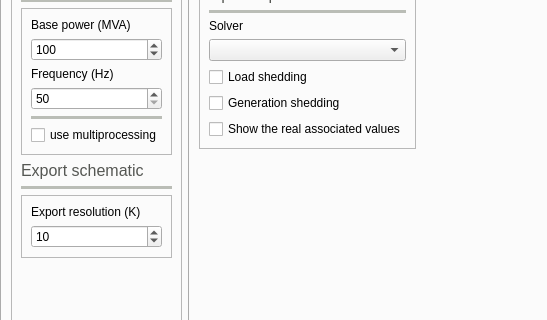
Qt form UnderDevelopment/GridCal/Gui/Main/MainWindow.ui (SanPen/GridCal) before a commit; both pictures show x 0 to 547 and y 119 to 439 of the 1212 by 799 pixel window.
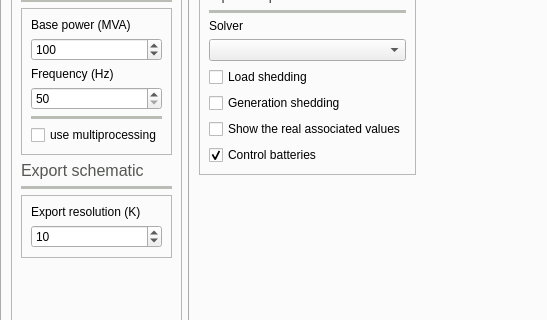
The same form after that commit. The open tabs and pages were chosen to show the change. Icons and pictures are not drawn. Custom widgets are drawn as their Qt base class.

What changed in the file:
```diff
--- a/UnderDevelopment/GridCal/Gui/Main/MainWindow.ui
+++ b/UnderDevelopment/GridCal/Gui/Main/MainWindow.ui
@@ -1643,6 +1643,16 @@
                  </property>
                 </widget>
                </item>
+               <item>
+                <widget class="QCheckBox" name="control_batteries_checkBox">
+                 <property name="text">
+                  <string>Control batteries</string>
+                 </property>
+                 <property name="checked">
+                  <bool>true</bool>
+                 </property>
+                </widget>
+               </item>
               </layout>
              </widget>
             </item>
```
